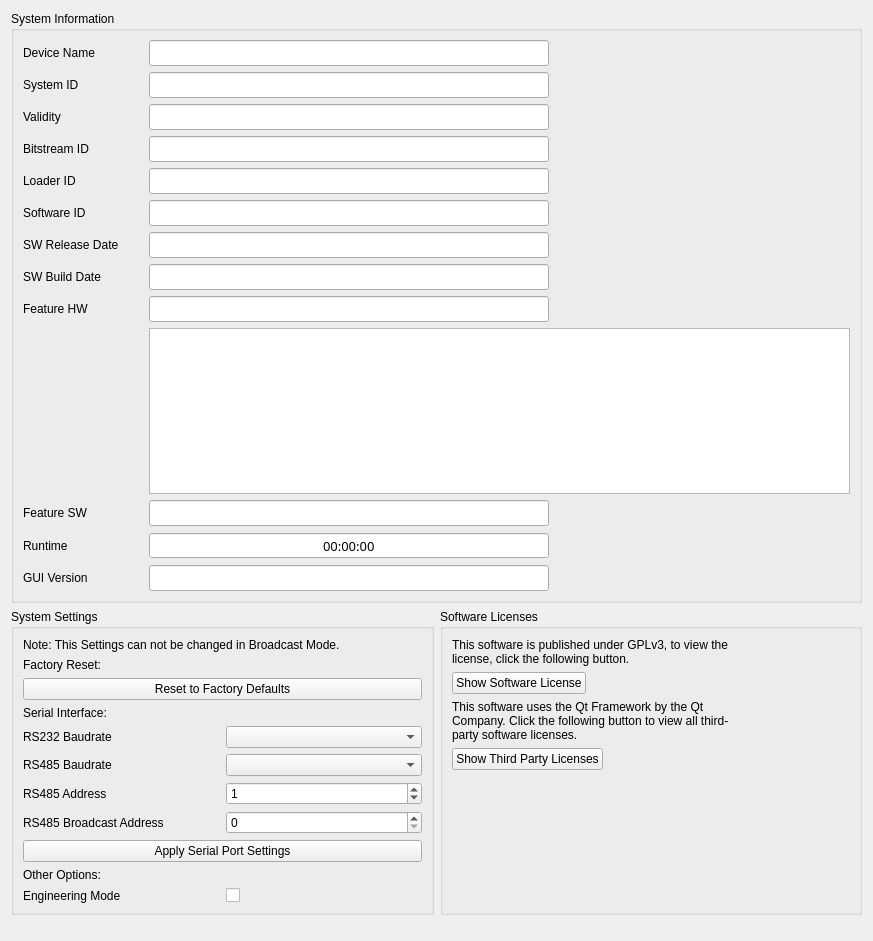
Qt form dct_widgets/infobox/infobox.ui (KAYA-Instruments/SDI-Control-Point) before a commit.
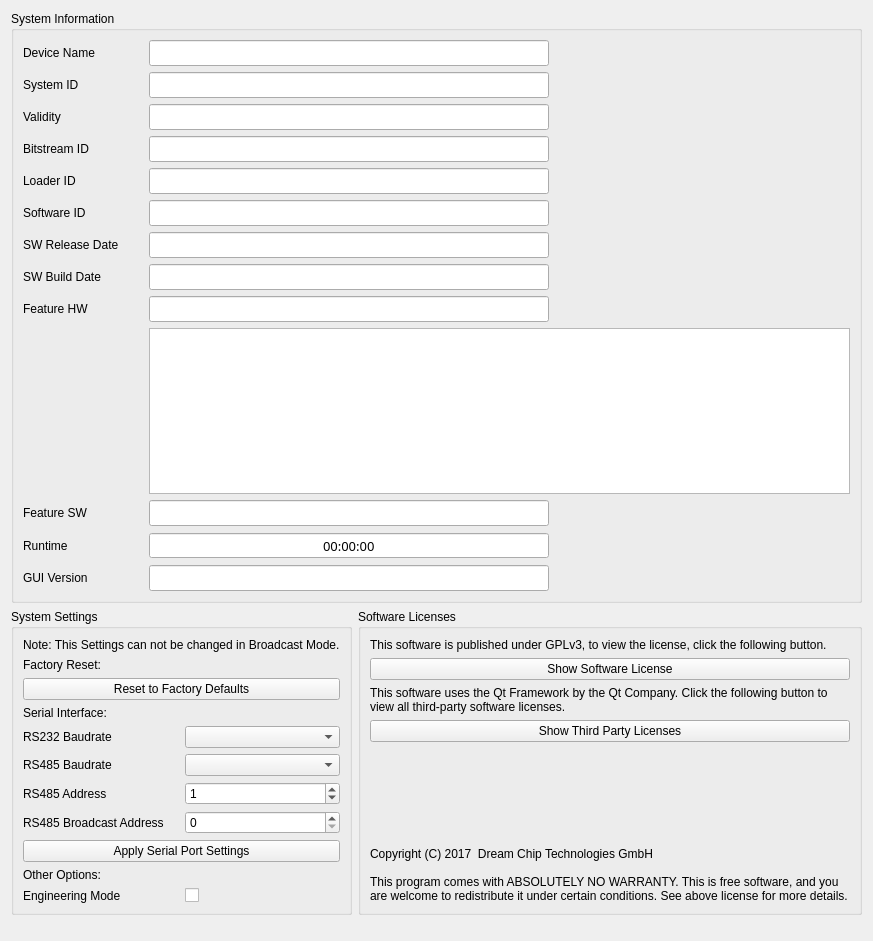
The same form after that commit.

The edit to the form file:
```diff
--- a/dct_widgets/infobox/infobox.ui
+++ b/dct_widgets/infobox/infobox.ui
@@ -823,8 +823,8 @@
        <property name="title">
         <string>Software Licenses</string>
        </property>
-       <layout class="QFormLayout" name="formLayout">
-        <item row="0" column="0">
+       <layout class="QVBoxLayout" name="verticalLayout_4">
+        <item>
          <widget class="QLabel" name="label_2">
           <property name="text">
            <string>This software is published under GPLv3, to view the license, click the following button.</string>
@@ -834,14 +834,14 @@
           </property>
          </widget>
         </item>
-        <item row="1" column="0">
+        <item>
          <widget class="QPushButton" name="btnShowLicense">
           <property name="text">
            <string>Show Software License</string>
           </property>
          </widget>
         </item>
-        <item row="2" column="0">
+        <item>
          <widget class="QLabel" name="label">
           <property name="text">
            <string>This software uses the Qt Framework by the Qt Company. Click the following button to view all third-party software licenses.</string>
@@ -851,13 +851,38 @@
           </property>
          </widget>
         </item>
-        <item row="3" column="0">
+        <item>
          <widget class="QPushButton" name="btnShowThirdPartyLicenses">
           <property name="text">
            <string>Show Third Party Licenses</string>
           </property>
          </widget>
         </item>
+        <item>
+         <spacer name="verticalSpacer_2">
+          <property name="orientation">
+           <enum>Qt::Vertical</enum>
+          </property>
+          <property name="sizeHint" stdset="0">
+           <size>
+            <width>20</width>
+            <height>40</height>
+           </size>
+          </property>
+         </spacer>
+        </item>
+        <item>
+         <widget class="QLabel" name="label_3">
+          <property name="text">
+           <string>Copyright (C) 2017  Dream Chip Technologies GmbH
+
+This program comes with ABSOLUTELY NO WARRANTY. This is free software, and you are welcome to redistribute it under certain conditions. See above license for more details.</string>
+          </property>
+          <property name="wordWrap">
+           <bool>true</bool>
+          </property>
+         </widget>
+        </item>
        </layout>
       </widget>
      </item>
```
